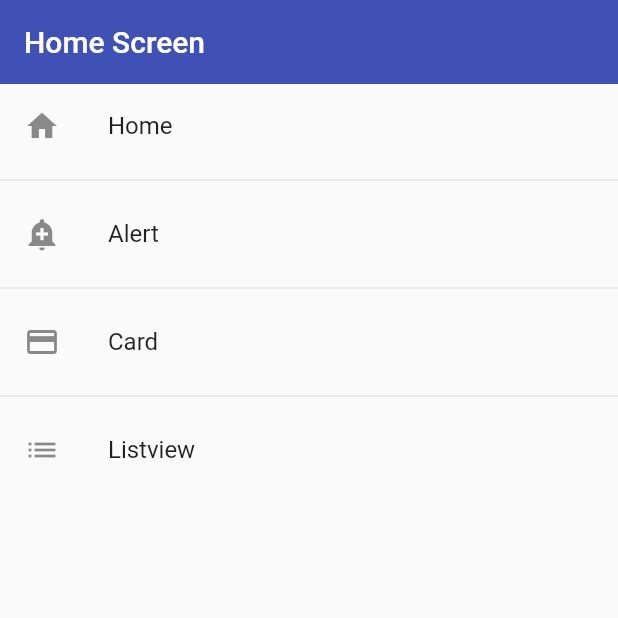
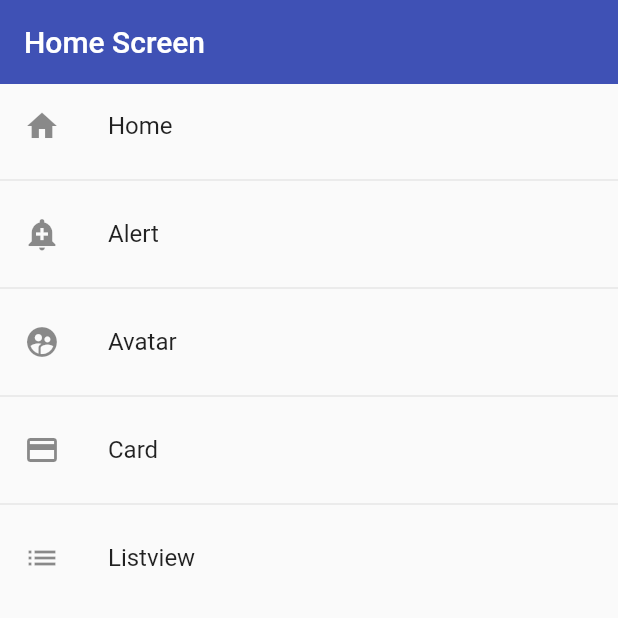
Before and after one commit to favioamarillapy/flutter-components, a Flutter app: the screen it shows after launch, on a phone screen of 412 x 824 dp, the top half of it. Run offline on Flutter 3.47's test engine with Material 2 defaults, Android fonts, the phone set to English and light mode, and no system bars.

```diff
--- a/lib/router/app_routes.dart
+++ b/lib/router/app_routes.dart
@@ -4,11 +4,36 @@ import 'package:flutter_components/screens/screens.dart';
 
 class AppRoutes {
   static final menuOptions = <MenuOption>[
-    MenuOption("Home", "/", Icons.home, const HomeScreen()),
-    MenuOption("Alert", "/alert-screen", Icons.add_alert, const AlertScreen()),
-    MenuOption("Card", "/card-screen", Icons.credit_card, const CardScreen()),
     MenuOption(
-        "Listview", "/listview-screen", Icons.list, const ListViewScreen()),
+      "Home",
+      "/",
+      Icons.home,
+      const HomeScreen(),
+    ),
+    MenuOption(
+      "Alert",
+      "/alert-screen",
+      Icons.add_alert,
+      const AlertScreen(),
+    ),
+    MenuOption(
+      "Avatar",
+      "/avatar-screen",
+      Icons.supervised_user_circle,
+      const AvatarScreen(),
+    ),
+    MenuOption(
+      "Card",
+      "/card-screen",
+      Icons.credit_card,
+      const CardScreen(),
+    ),
+    MenuOption(
+      "Listview",
+      "/listview-screen",
+      Icons.list,
+      const ListViewScreen(),
+    ),
   ];
 
   static const initialRoute = "/";
--- a/lib/screens/screens.dart
+++ b/lib/screens/screens.dart
@@ -1,4 +1,5 @@
 export 'package:flutter_components/screens/alert_screen.dart';
+export 'package:flutter_components/screens/avatar_screen.dart';
 export 'package:flutter_components/screens/card_screen.dart';
 export 'package:flutter_components/screens/home_screen.dart';
 export 'package:flutter_components/screens/listview_screen.dart';
--- a/lib/theme/app_theme.dart
+++ b/lib/theme/app_theme.dart
@@ -21,7 +21,8 @@ class AppTheme {
       style: TextButton.styleFrom(
         backgroundColor: primaryColor,
       ),
-      ));
+    ),
+  );
 
   static final ThemeData darkTheme = ThemeData.dark().copyWith(
     primaryColor: primaryColor,
```
Also changed, not shown: lib/screens/avatar_screen.dart (added, +33 -0 lines). Lines whose indentation alone changed are shown as unchanged.
